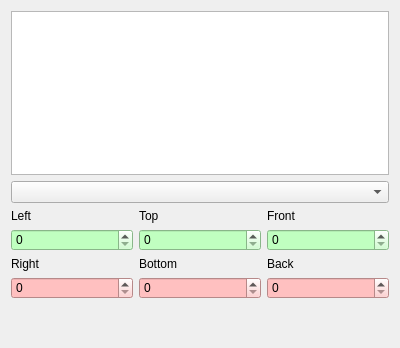
FelixdelasPozas/EspINA, file plugins/CountingRegion/CountingRegionPanel.ui: the form before one commit.
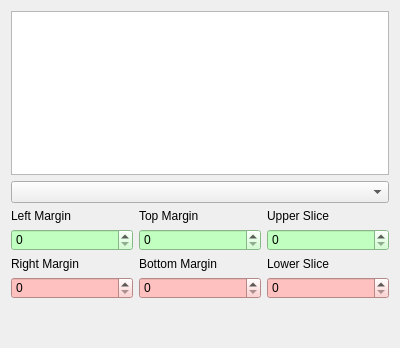
The form after the commit. Icons and pictures are not drawn.

Commit message:
Pipeline connection/updated for Counting Brick
In addition:
- Changed background color for views
- Changed default camera for viewa
- Bug Fixed: Blening order depended on object's address so order was
  not guaranteed

Diff of the .ui file:
```diff
--- a/plugins/CountingRegion/CountingRegionPanel.ui
+++ b/plugins/CountingRegion/CountingRegionPanel.ui
@@ -43,10 +43,17 @@
        </property>
       </widget>
      </item>
-     <item row="3" column="2">
-      <widget class="QSpinBox" name="bottomOffset">
-       <property name="styleSheet">
-        <string notr="true">background-color:rgb(255, 192, 192)</string>
+     <item row="0" column="1">
+      <widget class="QLabel" name="label">
+       <property name="text">
+        <string>Left Margin</string>
+       </property>
+      </widget>
+     </item>
+     <item row="2" column="1">
+      <widget class="QLabel" name="label_4">
+       <property name="text">
+        <string>Right Margin</string>
        </property>
       </widget>
      </item>
@@ -60,52 +67,45 @@
        </property>
       </widget>
      </item>
-     <item row="3" column="3">
-      <widget class="QSpinBox" name="backOffset">
-       <property name="styleSheet">
-        <string notr="true">background-color:rgb(255, 192, 192)</string>
-       </property>
-      </widget>
-     </item>
-     <item row="0" column="1">
-      <widget class="QLabel" name="label">
-       <property name="text">
-        <string>Left</string>
-       </property>
-      </widget>
-     </item>
-     <item row="0" column="2">
-      <widget class="QLabel" name="label_2">
-       <property name="text">
-        <string>Top</string>
-       </property>
-      </widget>
-     </item>
      <item row="0" column="3">
+      <widget class="QLabel" name="label_2">
+       <property name="text">
+        <string>Upper Slice</string>
+       </property>
+      </widget>
+     </item>
+     <item row="0" column="2">
       <widget class="QLabel" name="label_3">
        <property name="text">
-        <string>Front</string>
+        <string>Top Margin</string>
        </property>
       </widget>
      </item>
-     <item row="2" column="1">
-      <widget class="QLabel" name="label_4">
-       <property name="text">
-        <string>Right</string>
-       </property>
-      </widget>
-     </item>
-     <item row="2" column="2">
-      <widget class="QLabel" name="label_5">
-       <property name="text">
-        <string>Bottom</string>
+     <item row="3" column="3">
+      <widget class="QSpinBox" name="lowerSlice">
+       <property name="styleSheet">
+        <string notr="true">background-color:rgb(255, 192, 192)</string>
        </property>
       </widget>
      </item>
      <item row="2" column="3">
+      <widget class="QLabel" name="label_5">
+       <property name="text">
+        <string>Lower Slice</string>
+       </property>
+      </widget>
+     </item>
+     <item row="3" column="2">
+      <widget class="QSpinBox" name="bottomMargin">
+       <property name="styleSheet">
+        <string notr="true">background-color:rgb(255, 192, 192)</string>
+       </property>
+      </widget>
+     </item>
+     <item row="2" column="2">
       <widget class="QLabel" name="label_6">
        <property name="text">
-        <string>Back</string>
+        <string>Bottom Margin</string>
        </property>
       </widget>
      </item>
```
Left out of the diff: 23 changed lines with no effect on the pictures. The commit also changes 28 other files.
